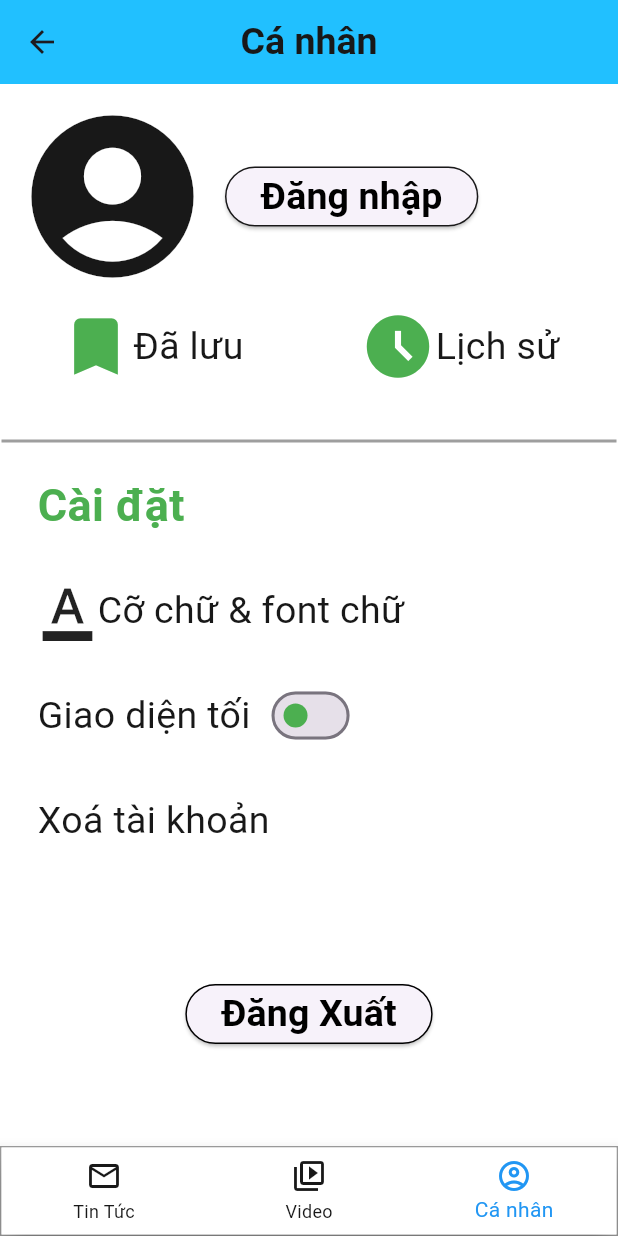
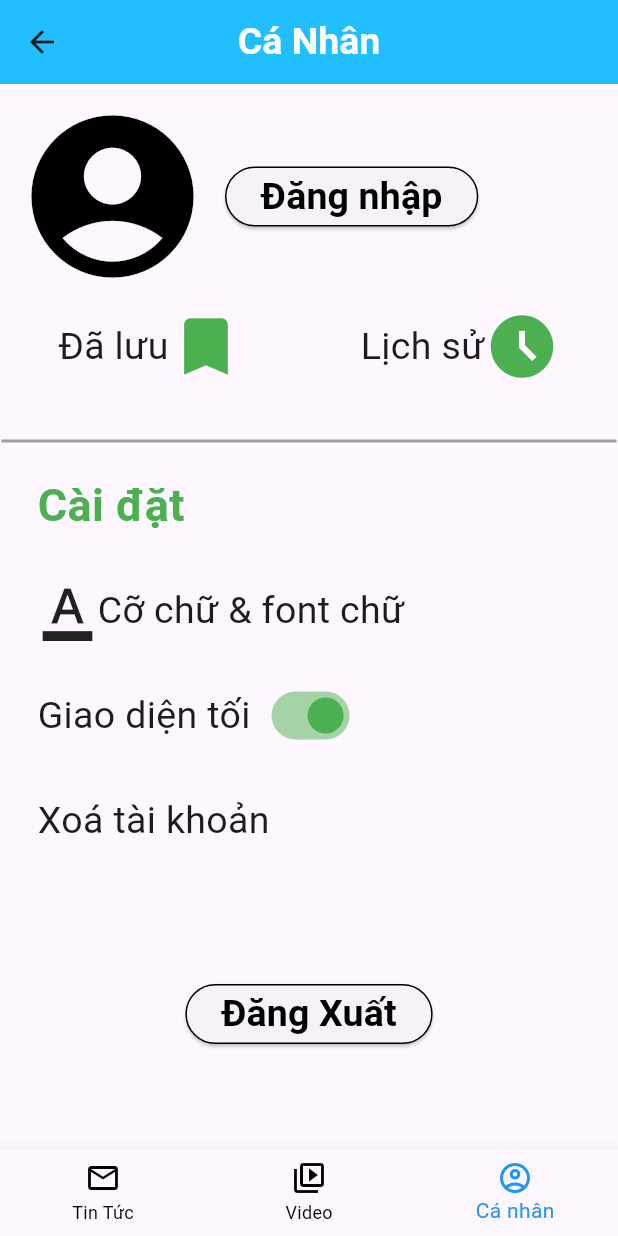
Before and after one commit to nhattruonghaki/DoAnTinTuc, a Flutter app: the CaNhan screen opened by its route, on a phone screen of 412 x 824 dp. Run offline on Flutter 3.47's test engine with Material 3 defaults, Android fonts, the phone set to English and light mode, and no system bars; our stand-ins replace shared_preferences; accounts and stored records are empty.

Commit message:
Revert "Nguyen quang duy"

```diff
--- a/itnew/lib/Models/ThemeProvider.dart
+++ /dev/null
@@ -1,12 +0,0 @@
-import 'package:flutter/foundation.dart';
-
-class ThemeProvider extends ChangeNotifier {
-  bool _isDarkMode = false;
-
-  bool get isDarkMode => _isDarkMode;
-
-  void toggleTheme() {
-    _isDarkMode = !_isDarkMode;
-    notifyListeners();
-  }
-}
--- a/itnew/lib/Views/BottomNavi.dart
+++ b/itnew/lib/Views/BottomNavi.dart
@@ -1,6 +1,4 @@
 import 'package:flutter/material.dart';
-import 'package:provider/provider.dart';
-import '../Models/ThemeProvider.dart';
 
 class BottomNavi extends StatelessWidget {
   const BottomNavi({super.key, required this.index});
@@ -8,17 +6,9 @@ class BottomNavi extends StatelessWidget {
 
   @override
   Widget build(BuildContext context) {
-    var themeProvider = Provider.of<ThemeProvider>(context);
-    return Container(
-      decoration: BoxDecoration(
-        border: Border.all(
-          color: Colors.grey
-        )
-      ),
-      child: BottomNavigationBar(
-      backgroundColor: themeProvider.isDarkMode ? Color.fromARGB(255, 24, 24, 24) : Colors.white,
-      selectedItemColor: Colors.blue,
-      unselectedItemColor: themeProvider.isDarkMode ? Colors.white : Color.fromARGB(255, 24, 24, 24),
+    return BottomNavigationBar(
+      fixedColor: Colors.blue,
+      unselectedItemColor: Colors.black,
       items: const [
         BottomNavigationBarItem(
           label: 'Tin Tức',
@@ -34,19 +24,18 @@ class BottomNavi extends StatelessWidget {
         if (indexOfItem == 0 && ModalRoute.of(context)?.settings.name != '/') {
           Navigator.popUntil(context, (route) => route.isFirst);
           Navigator.pushReplacementNamed(context, '/');
-        } else
+        }
         if (indexOfItem == 1 &&
             ModalRoute.of(context)?.settings.name != '/video') {
           Navigator.popUntil(context, (route) => route.isFirst);
           Navigator.pushNamed(context, '/video');
-        } else
+        }
         if (indexOfItem == 2 &&
             ModalRoute.of(context)?.settings.name != '/canhan') {
           Navigator.popUntil(context, (route) => route.isFirst);
           Navigator.pushNamed(context, '/canhan');
         }
       },
-    ),
     );
   }
 }
--- a/itnew/lib/Views/TrangCaNhan.dart
+++ b/itnew/lib/Views/TrangCaNhan.dart
@@ -1,8 +1,5 @@
 import 'package:flutter/material.dart';
 import 'package:itnew/Views/BottomNavi.dart';
-import 'package:flutter/services.dart';
-import 'package:provider/provider.dart';
-import '../Models/ThemeProvider.dart';
 
 class CaNhan extends StatefulWidget {
   const CaNhan({super.key});
@@ -11,26 +8,19 @@ class CaNhan extends StatefulWidget {
   State<CaNhan> createState() => _CaNhanState();
 }
 
-class _CaNhanState extends State<CaNhan>{
-  bool light = false;
-
+class _CaNhanState extends State<CaNhan> {
+  bool light = true;
   String status = 'Giao diện tối';
 
   @override
   Widget build(BuildContext context) {
-    var themeProvider = Provider.of<ThemeProvider>(context);
-
-    Color scaffoldBackgroundColor = themeProvider.isDarkMode ? Color.fromARGB(255, 24, 24, 24) : Colors.white;
-    Color textColor = themeProvider.isDarkMode ? Colors.white : Color.fromARGB(255, 24, 24, 24);
-
     return Scaffold(
-      backgroundColor: scaffoldBackgroundColor,
       appBar: AppBar(
         backgroundColor: const Color.fromARGB(222, 0, 183, 255),
         title: const Text(
-          'Cá nhân',
+          'Cá Nhân',
           style: TextStyle(
-              fontWeight: FontWeight.bold, fontSize: 25, color: Color.fromARGB(255, 24, 24, 24)),
+              fontWeight: FontWeight.bold, fontSize: 25, color: Colors.white),
         ),
         centerTitle: true,
       ),
@@ -44,19 +34,19 @@ class _CaNhanState extends State<CaNhan>{
                 Container(
                   decoration: const BoxDecoration(shape: BoxShape.circle),
                   padding: const EdgeInsets.all(10),
-                  child: ClipOval(
+                  child: const ClipOval(
                     child: Icon(
                       Icons.account_circle,
                       size: 130,
-                      color: textColor,
+                      color: Colors.black,
                     ),
                   ),
                 ),
                 ElevatedButton(
                   onPressed: () {},
                   style: ElevatedButton.styleFrom(
-                    side: BorderSide(
-                      color: textColor, // Màu của viền
+                    side: const BorderSide(
+                      color: Colors.black, // Màu của viền
                     ),
                   ),
                   child: const Text(
@@ -74,40 +64,40 @@ class _CaNhanState extends State<CaNhan>{
               children: [
                 GestureDetector(
                   onTap: () {
-                    Navigator.popUntil(context, (route) => route.isCurrent);
+                    Navigator.popUntil(context, (route) => route.isActive);
                     Navigator.pushNamed(context, '/daluu');
                   },
                   child: const Row(
                     children: [
+                      Text(
+                        'Đã lưu',
+                        style: TextStyle(fontSize: 25),
+                      ),
                       Icon(
                         Icons
                             .bookmark, // ------------------------------------------------- LƯU TIN TỨC --------------------------------
                         color: Colors.green,
                         size: 50,
                       ),
-                      Text(
-                        'Đã lưu',
-                        style: TextStyle(fontSize: 25, color: textColor),
-                      ),
                     ],
                   ),
                 ),
                 GestureDetector(
                   onTap: () {
-                    Navigator.popUntil(context, (route) => route.isCurrent);
+                    Navigator.popUntil(context, (route) => route.isActive);
                     Navigator.pushNamed(context, '/lichsu');
                   },
                   child: const Row(
                     children: [
+                      Text(
+                        'Lịch sử',
+                        style: TextStyle(fontSize: 25),
+                      ),
                       Icon(
                         Icons
                             .access_time_filled, // ---------------------------------------- LỊCH SỬ --------------------------------
                         color: Colors.green,
                         size: 50,
-                      ),
-                      Text(
-                        'Lịch sử',
-                        style: TextStyle(fontSize: 25, color: textColor),
                       ),
                     ],
                   ),
@@ -146,7 +136,7 @@ class _CaNhanState extends State<CaNhan>{
                 ),
                 GestureDetector(
                     onTap: () {
-                      Navigator.popUntil(context, (route) => route.isCurrent);
+                      Navigator.popUntil(context, (route) => route.isActive);
                       Navigator.pushNamed(context, '/cochuvafontchu');
                     },
                     child: const Row(
@@ -154,11 +144,10 @@ class _CaNhanState extends State<CaNhan>{
                         Icon(
                           Icons.format_color_text_outlined,
                           size: 40,
-                          color: textColor,
                         ),
                         Text(
                           'Cỡ chữ & font chữ',
-                          style: TextStyle(fontSize: 25, color: textColor),
+                          style: TextStyle(fontSize: 25),
                         ),
                       ],
                     ))
@@ -172,17 +161,19 @@ class _CaNhanState extends State<CaNhan>{
                 ),
                 Text(
                   status,
-                  style: TextStyle(fontSize: 25, color: textColor),
+                  style: const TextStyle(fontSize: 25),
                 ),
                 const SizedBox(
                   width: 10,
                 ),
                 Switch(
                     activeColor: Colors.green,
-                    inactiveThumbColor: Colors.green,
-                    value: themeProvider.isDarkMode,
+                    inactiveThumbColor: Colors.black,
+                    value: light,
                     onChanged: (bool value) {
-                      themeProvider.toggleTheme();
+                      setState(() {
+                        light = value;
+                      });
                     })
               ],
             ),
@@ -198,7 +189,7 @@ class _CaNhanState extends State<CaNhan>{
                     children: [
                       Text(
                         'Xoá tài khoản',
-                        style: TextStyle(fontSize: 25, color: textColor),
+                        style: TextStyle(fontSize: 25),
                       ),
                     ],
                   ),
--- a/itnew/pubspec.yaml
+++ b/itnew/pubspec.yaml
@@ -30,8 +30,6 @@ environment:
 dependencies:
   flutter:
     sdk: flutter
-  provider: ^6.1.1
-  shared_preferences: ^2.2.2
 
   # The following adds the Cupertino Icons font to your application.
   # Use with the CupertinoIcons class for iOS style icons.
```
Also changed, not shown: itnew/lib/Views/DaLuu.dart (+2 -8 lines), itnew/lib/Views/LichSu.dart (+2 -8 lines), itnew/lib/Views/TimKiem.dart (+7 -22 lines), itnew/lib/Views/TrangChu.dart (+9 -23 lines), itnew/lib/Views/TrangThongBao.dart (+1 -7 lines), itnew/lib/Views/TrangVideo.dart (+1 -8 lines), itnew/lib/main.dart (+1 -6 lines), itnew/pubspec.lock, 2 other files.
